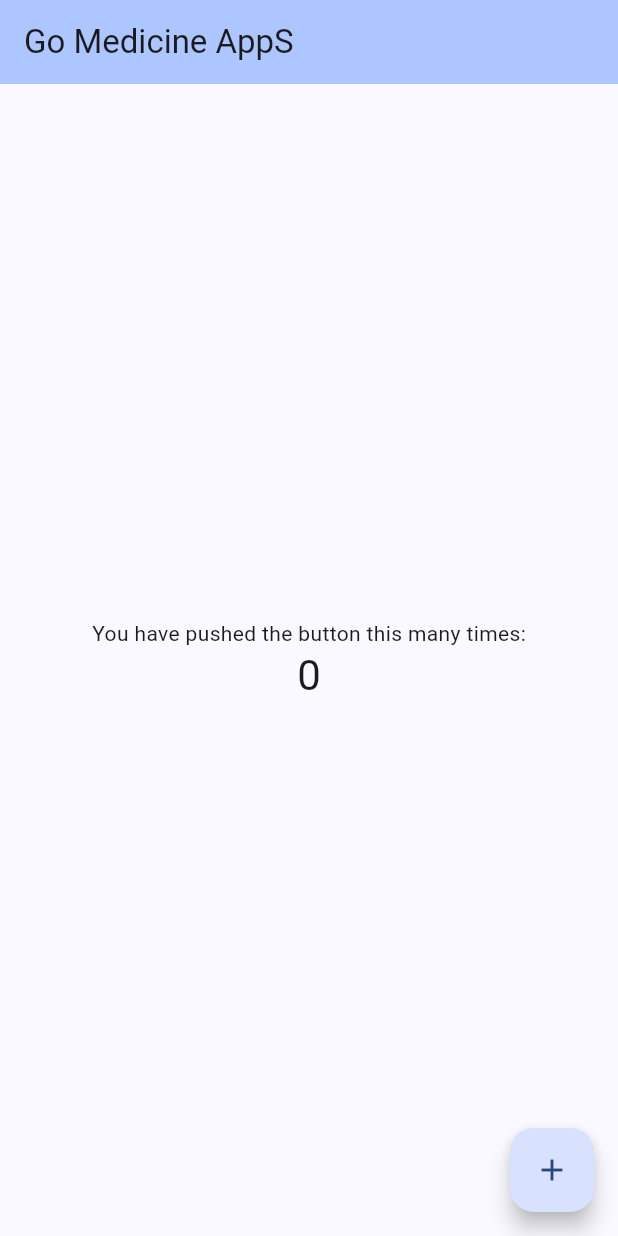
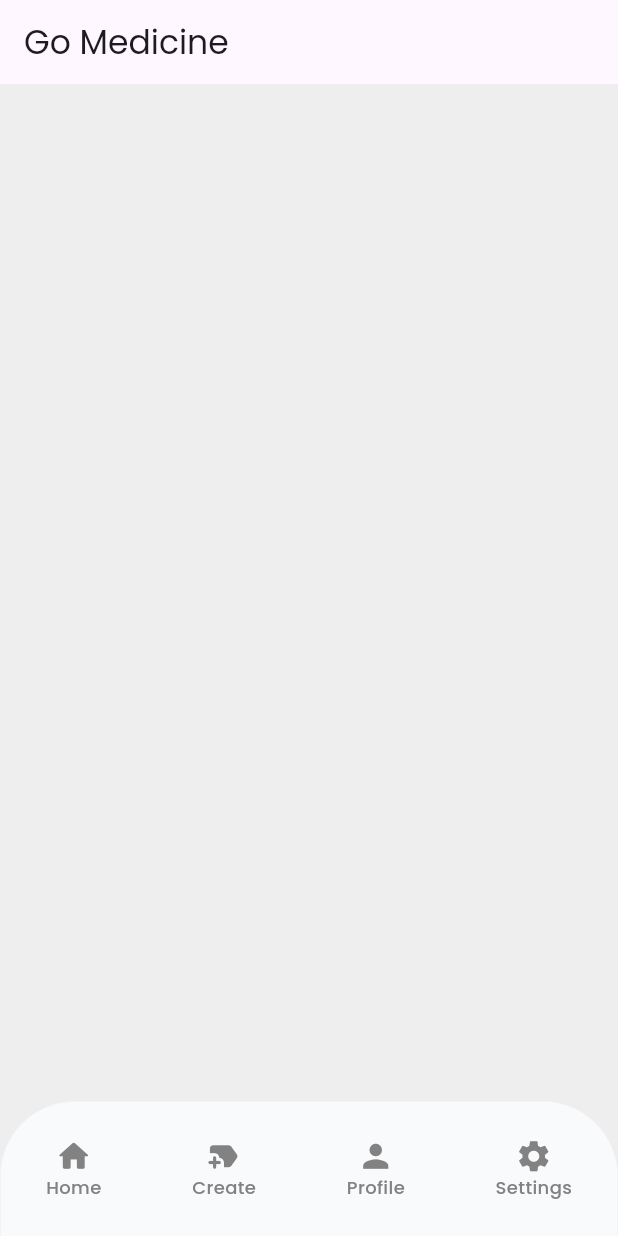
Before and after one commit to Inteli-College/2024-1B-T02-EC10-G04, a Flutter app: the screen it shows after launch, on a phone screen of 412 x 824 dp. Run offline on Flutter 3.47's test engine with Material 3 defaults, Android fonts, the phone set to English and light mode, and no system bars.

Commit message:
feat: :sparkles: navbar

```diff
--- a/mobile/lib/main.dart
+++ b/mobile/lib/main.dart
@@ -1,125 +1,19 @@
 import 'package:flutter/material.dart';
+import 'package:mobile/widgets/navbar.dart';
 
 void main() {
-  runApp(const MyApp());
-}
-
-class MyApp extends StatelessWidget {
-  const MyApp({super.key});
-
-  // This widget is the root of your application.
-  @override
-  Widget build(BuildContext context) {
-    return MaterialApp(
-      title: 'Flutter Demo',
-      theme: ThemeData(
-        // This is the theme of your application.
-        //
-        // TRY THIS: Try running your application with "flutter run". You'll see
-        // the application has a purple toolbar. Then, without quitting the app,
-        // try changing the seedColor in the colorScheme below to Colors.green
-        // and then invoke "hot reload" (save your changes or press the "hot
-        // reload" button in a Flutter-supported IDE, or press "r" if you used
-        // the command line to start the app).
-        //
-        // Notice that the counter didn't reset back to zero; the application
-        // state is not lost during the reload. To reset the state, use hot
-        // restart instead.
-        //
-        // This works for code too, not just values: Most code changes can be
-        // tested with just a hot reload.
-        colorScheme: ColorScheme.fromSeed(seedColor: Colors.blueAccent),
-        useMaterial3: true,
-      ),
-      home: const MyHomePage(title: 'Go Medicine AppS'),
-    );
-  }
-}
-
-class MyHomePage extends StatefulWidget {
-  const MyHomePage({super.key, required this.title});
-
-  // This widget is the home page of your application. It is stateful, meaning
-  // that it has a State object (defined below) that contains fields that affect
-  // how it looks.
-
-  // This class is the configuration for the state. It holds the values (in this
-  // case the title) provided by the parent (in this case the App widget) and
-  // used by the build method of the State. Fields in a Widget subclass are
-  // always marked "final".
-
-  final String title;
-
-  @override
-  State<MyHomePage> createState() => _MyHomePageState();
-}
-
-class _MyHomePageState extends State<MyHomePage> {
-  int _counter = 0;
-
-  void _incrementCounter() {
-    setState(() {
-      // This call to setState tells the Flutter framework that something has
-      // changed in this State, which causes it to rerun the build method below
-      // so that the display can reflect the updated values. If we changed
-      // _counter without calling setState(), then the build method would not be
-      // called again, and so nothing would appear to happen.
-      _counter++;
-    });
-  }
-
-  @override
-  Widget build(BuildContext context) {
-    // This method is rerun every time setState is called, for instance as done
-    // by the _incrementCounter method above.
-    //
-    // The Flutter framework has been optimized to make rerunning build methods
-    // fast, so that you can just rebuild anything that needs updating rather
-    // than having to individually change instances of widgets.
-    return Scaffold(
+  runApp(MaterialApp(
+    home: Scaffold(
       appBar: AppBar(
-        // TRY THIS: Try changing the color here to a specific color (to
-        // Colors.amber, perhaps?) and trigger a hot reload to see the AppBar
-        // change color while the other colors stay the same.
-        backgroundColor: Theme.of(context).colorScheme.inversePrimary,
-        // Here we take the value from the MyHomePage object that was created by
-        // the App.build method, and use it to set our appbar title.
-        title: Text(widget.title),
-      ),
-      body: Center(
-        // Center is a layout widget. It takes a single child and positions it
-        // in the middle of the parent.
-        child: Column(
-          // Column is also a layout widget. It takes a list of children and
-          // arranges them vertically. By default, it sizes itself to fit its
-          // children horizontally, and tries to be as tall as its parent.
-          //
-          // Column has various properties to control how it sizes itself and
-          // how it positions its children. Here we use mainAxisAlignment to
-          // center the children vertically; the main axis here is the vertical
-          // axis because Columns are vertical (the cross axis would be
-          // horizontal).
-          //
-          // TRY THIS: Invoke "debug painting" (choose the "Toggle Debug Paint"
-          // action in the IDE, or press "p" in the console), to see the
-          // wireframe for each widget.
-          mainAxisAlignment: MainAxisAlignment.center,
-          children: <Widget>[
-            const Text(
-              'You have pushed the button this many times:',
-            ),
-            Text(
-              '$_counter',
-              style: Theme.of(context).textTheme.headlineMedium,
-            ),
-          ],
+        title: const Text(
+          'Go Medicine',
+          style: TextStyle(
+            fontFamily: 'Poppins',
+          ),
         ),
       ),
-      floatingActionButton: FloatingActionButton(
-        onPressed: _incrementCounter,
-        tooltip: 'Increment',
-        child: const Icon(Icons.add),
-      ), // This trailing comma makes auto-formatting nicer for build methods.
-    );
-  }
+      backgroundColor: const Color.fromARGB(255, 238, 238, 238),
+      bottomNavigationBar: const NavBarContainer(),
+    ),
+  ));
 }
--- /dev/null
+++ b/mobile/lib/widgets/custom_icon.dart
@@ -0,0 +1,35 @@
+import 'package:flutter/material.dart';
+
+class CustomIconButton extends StatelessWidget {
+  final Widget icon;
+  final String label;
+  final VoidCallback onPressed;
+
+  const CustomIconButton({
+    super.key,
+    required this.icon,
+    required this.label,
+    required this.onPressed,
+  });
+
+  @override
+  Widget build(BuildContext context) {
+    return InkWell(
+      onTap: onPressed,
+      child: Column(
+        mainAxisAlignment: MainAxisAlignment.center,
+        children: <Widget>[
+          icon,
+          Text(
+            label,
+            style: const TextStyle(
+                fontSize: 12,
+                color: Color.fromARGB(255, 130, 130, 130),
+                fontFamily: 'Poppins',
+                fontWeight: FontWeight.w500),
+          ),
+        ],
+      ),
+    );
+  }
+}
--- /dev/null
+++ b/mobile/lib/widgets/navbar.dart
@@ -0,0 +1,64 @@
+import 'package:flutter/material.dart';
+import 'package:mobile/widgets/custom_icon.dart';
+
+class NavBarContainer extends StatelessWidget {
+  const NavBarContainer({super.key});
+
+  @override
+  Widget build(context) {
+    return Container(
+        height: 90,
+        decoration: const BoxDecoration(
+          borderRadius: BorderRadius.only(
+            topLeft: Radius.circular(50.0),
+            topRight: Radius.circular(50.0),
+          ),
+          border: Border(
+            left: BorderSide(
+                color: Color.fromARGB(255, 243, 243, 244), width: 0.5),
+            right: BorderSide(
+                color: Color.fromARGB(255, 243, 243, 244), width: 0.5),
+            top: BorderSide(
+                color: Color.fromARGB(255, 243, 243, 244), width: 0.5),
+          ),
+          color: Color.fromARGB(255, 249, 250, 251),
+        ),
+        child: Row(
+            mainAxisAlignment: MainAxisAlignment
+                .spaceAround, // alinha os ícones ao redor do espaço disponível
+            children: <Widget>[
+              CustomIconButton(
+                icon: const Icon(Icons.home_rounded,
+                    size: 25, color: Color.fromARGB(255, 130, 130, 130)),
+                label: 'Home',
+                onPressed: () {
+                  // Adicione a ação desejada quando o ícone for pressionado
+                },
+              ),
+              CustomIconButton(
+                icon: const Icon(Icons.new_label_rounded,
+                    size: 25, color: Color.fromARGB(255, 130, 130, 130)),
+                label: 'Create',
+                onPressed: () {
+                  // Adicione a ação desejada quando o ícone for pressionado
+                },
+              ),
+              CustomIconButton(
+                icon: const Icon(Icons.person,
+                    size: 25, color: Color.fromARGB(255, 130, 130, 130)),
+                label: 'Profile',
+                onPressed: () {
+                  // Adicione a ação desejada quando o ícone for pressionado
+                },
+              ),
+              CustomIconButton(
+                icon: const Icon(Icons.settings,
+                    size: 25, color: Color.fromARGB(255, 130, 130, 130)),
+                label: 'Settings',
+                onPressed: () {
+                  // Adicione a ação desejada quando o ícone for pressionado
+                },
+              ),
+            ]));
+  }
+}
```
Also changed, not shown: 1 other file.
